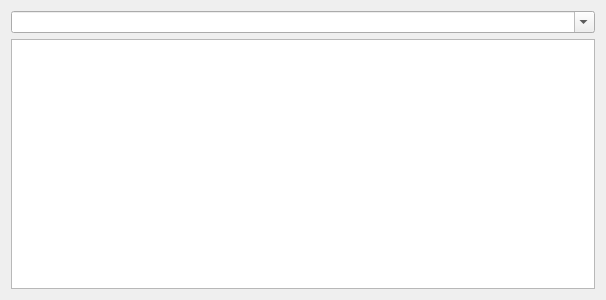
glfharris/syllabus, file ui/ui_dialog.ui: the form before one commit.
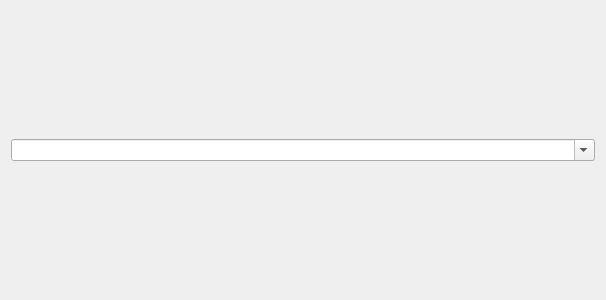
The form after the commit.

Diff of the .ui file:
```diff
--- a/ui/ui_dialog.ui
+++ b/ui/ui_dialog.ui
@@ -13,7 +13,7 @@
   <property name="windowTitle">
    <string>Syllabus</string>
   </property>
-  <layout class="QVBoxLayout" name="verticalLayout">
+  <layout class="QVBoxLayout" name="verticalLayout" stretch="0">
    <item>
     <widget class="QComboBox" name="deckCombo">
      <property name="editable">
@@ -21,9 +21,6 @@
      </property>
     </widget>
    </item>
-   <item>
-    <widget class="QListWidget" name="tagList"/>
-   </item>
   </layout>
  </widget>
  <resources/>
```
Left out of the diff: 2 changed lines with no effect on the pictures.
